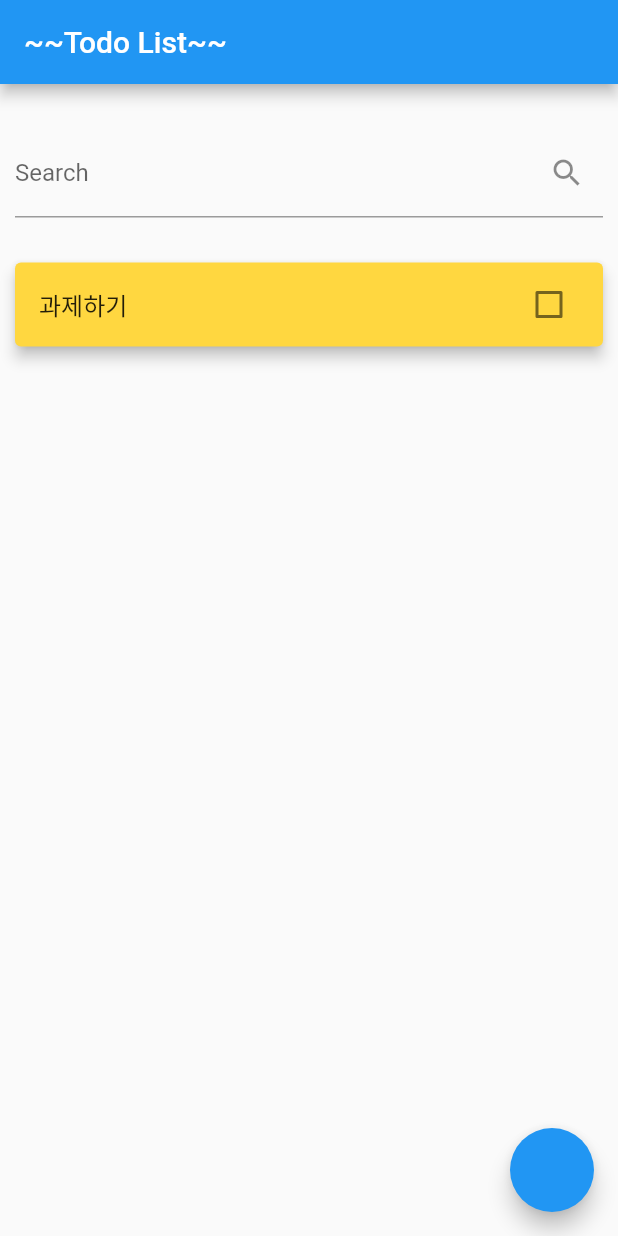
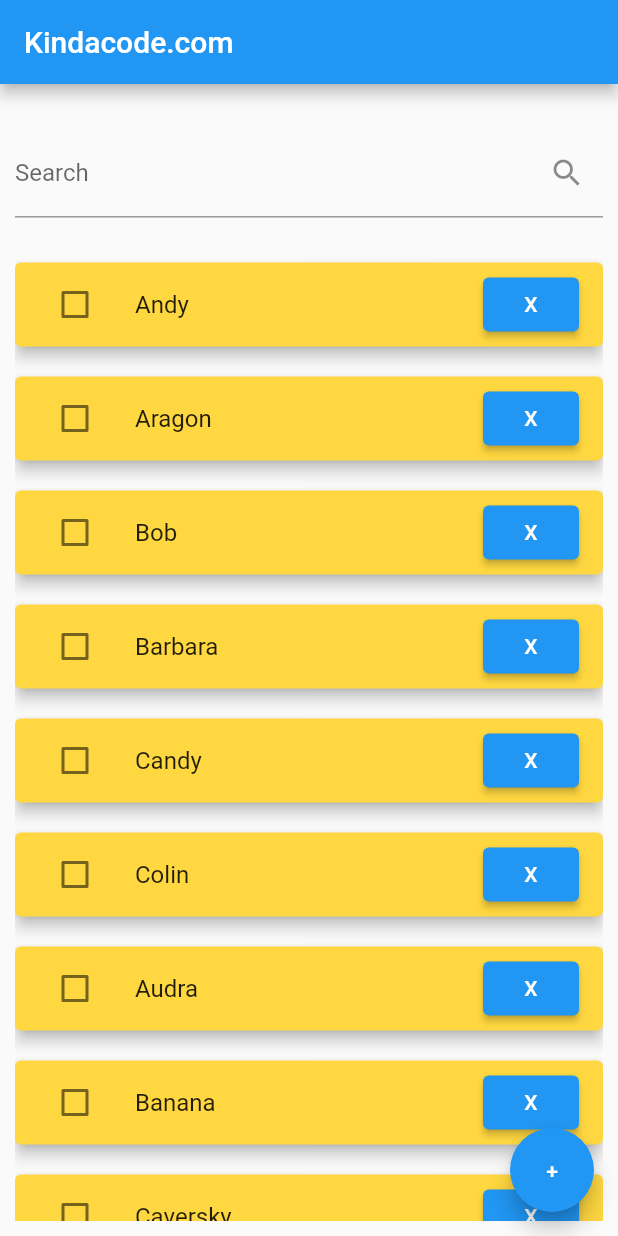
Before and after one commit to ljh-none/Filter-list-to-Todo-list, a Flutter app: the screen it shows after launch, on a phone screen of 412 x 824 dp. Run offline on Flutter 3.47's test engine with Material 2 defaults, Android fonts, the phone set to English and light mode, and no system bars.

Commit message:
filter list ver2

```diff
--- a/lib/main.dart
+++ b/lib/main.dart
@@ -1,8 +1,8 @@
-//Floated Button(+) 추가 -> Dialog를 사용하여 할일을 입력
-//ListTile 삭제 버튼
-//ListTile의 좌측에 체크를 표시하여 완료 여부를 선택
-//- 완료가 되면 할일에 대한 텍스트를 10/19 오픈소스프로젝트 과제2(취소선) 처럼 표기
-//AppBar에 버튼 추가 -> 완료된 것만 볼수있도록 토글 기능 추가
+// 교안의 Filterd List View를 사용하여 다음과 같은 Todo List를 완성
+// Floated Button(+)를 추가할 것- Dialog를 사용하여 할일을 입력
+// ListTile에 삭제 버튼을 추가. ListTile의 좌측에 체크를 표시하여 완료 여부를 선택
+// 완료가 되면 할일에 대한 텍스트에 취소선
+// AppBar에 버튼을 추가하여 완료된 것만 볼수있도록 토글 기능을 추가
 
 // main.dart
 import 'package:flutter/material.dart';
@@ -16,8 +16,9 @@ class MyApp extends StatelessWidget {
   Widget build(BuildContext context) {
     return const MaterialApp(
       debugShowCheckedModeBanner: false, //디버그 배너 제거
-        title: '~My Todo List~',
-        home: HomePage());
+      title: 'Kindacode.com',
+      home: HomePage(),
+    );
   }
 }
 
@@ -29,46 +30,53 @@ class HomePage extends StatefulWidget {
 }
 
 class _HomePageState extends State<HomePage> {
-  //변수 정의
-  // ignore: prefer_final_fields
   List<Map<String, dynamic>> _todoList = [
-    {"todo": "과제하기", "isChecked": false},
+    {"todo": "Andy", "bool": false},
+    {"todo": "Aragon", "bool": false},
+    {"todo": "Bob", "bool": false},
+    {"todo": "Barbara", "bool": false},
+    {"todo": "Candy", "bool": false},
+    {"todo": "Colin", "bool": false},
+    {"todo": "Audra", "bool": false},
+    {"todo": "Banana", "bool": false},
+    {"todo": "Caversky", "bool": false},
+    {"todo": "Becky", "bool": false},
   ];
-  List<Map<String, dynamic>> _showList = []; //화면에 출력 중인 데이터
 
-  //함수 정의
+  List<Map<String, dynamic>> _showList = [];
+
+  final txtcon = TextEditingController();
+
+  @override
+  initState() {
+    _showList = _todoList;
+    super.initState();
+  }
+
   void _runFilter(String enteredKeyword) {
-    //텍스트필드가 변할 때 쓰는 함수
+    //필터 동작 함수
     List<Map<String, dynamic>> results = [];
-    if (enteredKeyword.isEmpty) {
-      //검색창 비었을 때
-      results = _todoList;
-    } else {
-      results = _todoList
-          .where((todoList) => todoList["todo"]
+    results = enteredKeyword.isEmpty
+        ? _todoList
+        : _todoList
+            .where((value) => value["todo"]
                 .toLowerCase()
                 .contains(enteredKeyword.toLowerCase()))
             .toList();
-    }
-    setState(() {
-      _showList = results;
-    });
-  }
 
-  @override
-  initState() {
-    //시작 시 모든 유저 출력
-    _showList = _todoList;
-    super.initState();
+    setState(() => _showList = results);
   }
 
   @override
   Widget build(BuildContext context) {
     return Scaffold(
-        appBar: AppBar(title: const Text('~~Todo List~~')),
+      appBar: AppBar(
+        title: const Text('Kindacode.com'),
+      ),
       body: Padding(
         padding: const EdgeInsets.all(10),
-            child: Column(children: [
+        child: Column(
+          children: [
             const SizedBox(height: 20),
             TextField(
               onChanged: (value) => _runFilter(value),
@@ -83,32 +91,75 @@ class _HomePageState extends State<HomePage> {
                   ? ListView.builder(
                       itemCount: _showList.length,
                       itemBuilder: (context, index) => Card(
+                        //key: ValueKey(_showList[index]["id"]),
                         color: Colors.amberAccent,
                         elevation: 4,
                         margin: const EdgeInsets.symmetric(vertical: 10),
-                            child: CheckboxListTile(
+                        child: ListTile(
+                          leading: Checkbox(
+                            value: _showList[index]['bool'],
+                            onChanged: (value) {
+                              _showList[index]['bool'] = value;
+                              setState(() => _todoList = _showList);
+                            },
+                          ),
                           title: Text(_showList[index]['todo']),
-                                value: _showList[index]['isChecked'],
-                                onChanged: (bool? value) {
-                                  setState(() {
-                                    _showList[index]['isChecked'] = value;
-                                  });
-                                }),
+                          trailing: ElevatedButton(
+                            child: const Text("X"),
+                            onPressed: () {
+                              _showList.removeAt(index);
+                              setState(() => _todoList = _showList);
+                            },
+                          ),
+                        ),
                       ),
                     )
-                      : const Text('No results found', style: TextStyle(fontSize: 24)))
-            ])),
+                  : const Text('No results found',
+                      style: TextStyle(fontSize: 24)),
+            ),
+          ],
+        ),
+      ),
       floatingActionButton: FloatingActionButton(
+        child: const Text("+"),
         onPressed: () {
           showDialog(
             context: context,
+            barrierDismissible: false,
             builder: (BuildContext context) {
-                  return const AlertDialog(
-                      title: Text("dialog"),
-                      content: Text("Alert!"),
-                      actions: []);
-                });
+              return AlertDialog(
+                title: const Text("Insert Todo"),
+                content: Column(
+                  crossAxisAlignment: CrossAxisAlignment.center,
+                  children: [
+                    TextField(controller: txtcon),
+                    ElevatedButton(
+                      child: const Text("Input Todo"),
+                      onPressed: () {
+                        Map<String, dynamic> item = {
+                          "todo": txtcon.text,
+                          "bool": false,
+                        };
+                        _showList.add(item);
+                        _todoList = _showList;
+                        txtcon.clear();
                       },
-        ));
+                    ),
+                  ],
+                ),
+                actions: [
+                  ElevatedButton(
+                    child: const Text("Close"),
+                    onPressed: () {
+                      Navigator.of(context).pop();
+                    },
+                  )
+                ],
+              );
+            },
+          );
+        },
+      ),
+    );
   }
 }
```
Lines whose indentation alone changed are shown as unchanged.
